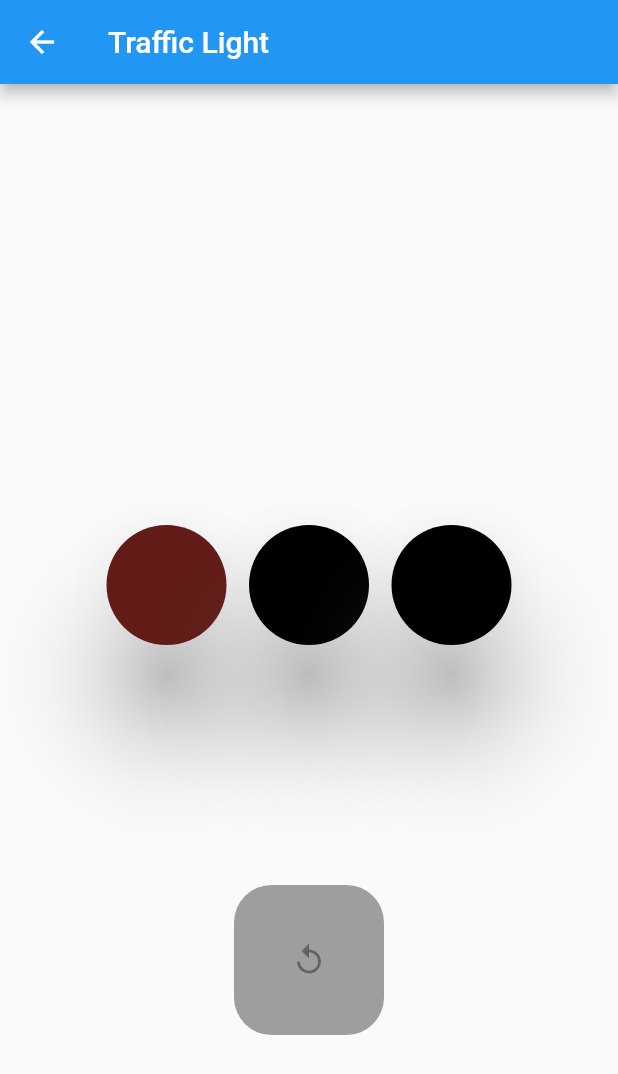
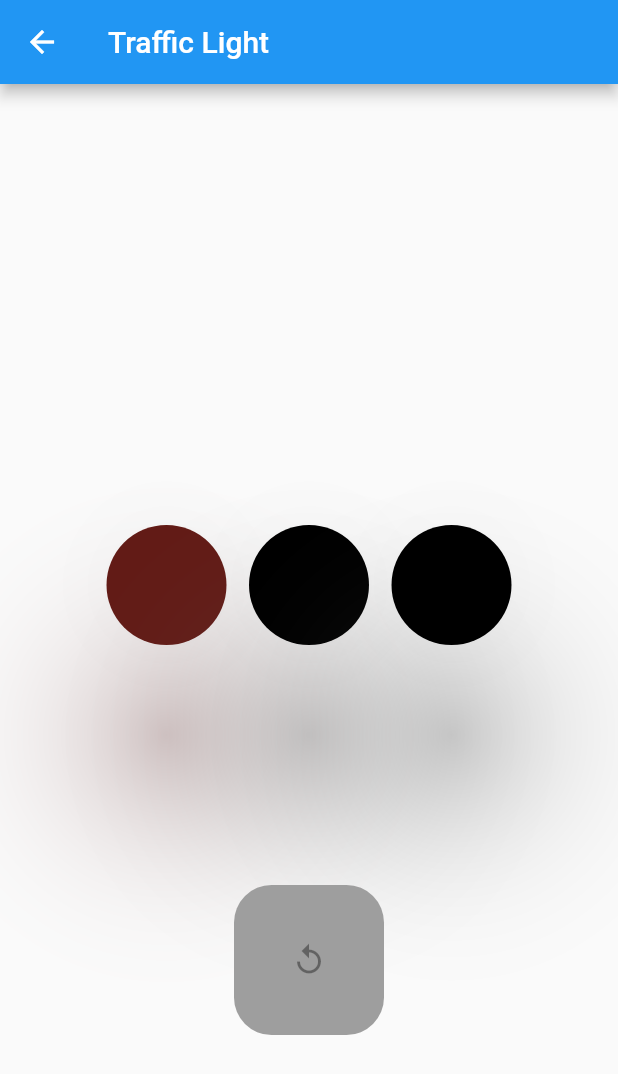
Before and after one commit to gyakhoe/flutter_animation, a Flutter app: the TrafficLight screen opened by its route, after a tap on the "replay" icon, on a phone screen of 412 x 824 dp. Shown: the top 1074 px of the screen. Run offline on Flutter 3.47's test engine with Material 2 defaults, Android fonts, the phone set to English and light mode, and no system bars.

Commit message:
completed implicit animation example

```diff
--- a/lib/common/random_numbers.dart
+++ b/lib/common/random_numbers.dart
@@ -5,3 +5,9 @@ double randomBarChartHeight() {
   double randomDouble = random.nextDouble();
   return 350 * randomDouble;
 }
+
+double randomPositionValue() {
+  Random random = Random();
+  double randomDouble = random.nextDouble();
+  return 200 * randomDouble;
+}
--- a/lib/common/routes.dart
+++ b/lib/common/routes.dart
@@ -2,6 +2,7 @@ import 'package:flutter/material.dart';
 import 'package:flutter_animation/implicit_animation/implicit_animation_screens.dart';
 import 'package:flutter_animation/implicit_animation/opacity_animation.dart';
 import 'package:flutter_animation/implicit_animation/physical_modal_animation.dart';
+import 'package:flutter_animation/implicit_animation/position_animation.dart';
 import 'package:flutter_animation/implicit_animation/text_style_animation.dart';
 import 'package:flutter_animation/implicit_animation/traffic_light.dart';
 import 'package:flutter_animation/main.dart';
@@ -17,6 +18,7 @@ class Routes {
   static String opacityAnimation = '/implicit/opacity-animation';
   static String physicalModalAnimation = '/implicit/physical-modal-animation';
   static String trifficLightAnimation = '/implicit/traffic-light-animation';
+  static String positionAnimation = '/implicit/position-animation';
 
   static Map<String, WidgetBuilder> routeMap = {
     Routes.homePage: (context) => MyHomePage(title: 'Flutter Animation'),
@@ -28,5 +30,6 @@ class Routes {
     Routes.opacityAnimation: (context) => OpacityAnimation(),
     Routes.physicalModalAnimation: (context) => PhysicalModalAnimation(),
     Routes.trifficLightAnimation: (context) => TrafficLight(),
+    Routes.positionAnimation: (context) => PositionAnimation(),
   };
 }
--- a/lib/implicit_animation/traffic_light.dart
+++ b/lib/implicit_animation/traffic_light.dart
@@ -11,18 +11,21 @@ class TrafficLight extends StatefulWidget {
 }
 
 class _TrafficLightState extends State<TrafficLight> {
-  Color _offShadowColor = Colors.grey;
-  Color _offColor = Colors.black;
+  final Color _offShadowColor = Colors.grey;
+  final Color _offColor = Colors.black;
   Duration _duration = Duration(milliseconds: 500);
-  double _elevation = 30;
+  double _elevation = 50;
 
-  var _light1 = Colors.red;
-  var _light2 = Colors.orange;
-  var _light3 = Colors.green;
+  final _light1 = Colors.red;
+  final _shadow1 = Colors.redAccent;
+  final _light2 = Colors.orange;
+  final _shadow2 = Colors.orangeAccent;
+  final _light3 = Colors.green;
+  final _shadow3 = Colors.greenAccent;
 
   var _isFirstOn = false;
   var _isSecondOn = false;
-  var _isThridOn = false;
+  var _isThirdOn = false;
 
   var _enableButton = true;
 
@@ -47,7 +50,7 @@ class _TrafficLightState extends State<TrafficLight> {
             children: <Widget>[
               Align(
                 child: AnimatedPhysicalModel(
-                  shadowColor: _offShadowColor,
+                  shadowColor: _isFirstOn ? _shadow1 : _offShadowColor,
                   duration: _duration,
                   elevation: _elevation,
                   shape: BoxShape.circle,
@@ -57,7 +60,7 @@ class _TrafficLightState extends State<TrafficLight> {
               ),
               Align(
                 child: AnimatedPhysicalModel(
-                  shadowColor: _offShadowColor,
+                  shadowColor: _isSecondOn ? _shadow2 : _offShadowColor,
                   duration: _duration,
                   elevation: _elevation,
                   shape: BoxShape.circle,
@@ -67,11 +70,11 @@ class _TrafficLightState extends State<TrafficLight> {
               ),
               Align(
                 child: AnimatedPhysicalModel(
-                  shadowColor: _offShadowColor,
+                  shadowColor: _isThirdOn ? _shadow3 : _offShadowColor,
                   duration: _duration,
                   elevation: _elevation,
                   shape: BoxShape.circle,
-                  color: _isThridOn ? _light3 : _offColor,
+                  color: _isThirdOn ? _light3 : _offColor,
                   child: _child,
                 ),
               ),
@@ -88,17 +91,17 @@ class _TrafficLightState extends State<TrafficLight> {
 
   void _startTrafficLight() {
     _enableButton = false;
-    if (_isFirstOn && _isSecondOn && _isThridOn) {
+    if (_isFirstOn && _isSecondOn && _isThirdOn) {
       setState(() {
         _isFirstOn = false;
         _isSecondOn = false;
-        _isThridOn = false;
+        _isThirdOn = false;
       });
     }
 
     Timer.periodic(Duration(seconds: 1), (timer) {
       setState(() {
-        if (_isFirstOn && _isSecondOn && _isThridOn) {
+        if (_isFirstOn && _isSecondOn && _isThirdOn) {
           print('all are on');
           timer.cancel();
         }
@@ -108,9 +111,9 @@ class _TrafficLightState extends State<TrafficLight> {
         } else if (!_isSecondOn) {
           print('turing 2');
           _isSecondOn = true;
-        } else if (!_isThridOn) {
+        } else if (!_isThirdOn) {
           print('turing 3');
-          _isThridOn = true;
+          _isThirdOn = true;
         } else {
           _enableButton = true;
         }
--- a/lib/main.dart
+++ b/lib/main.dart
@@ -82,6 +82,11 @@ class MyHomePage extends StatelessWidget {
               routeName: Routes.trifficLightAnimation,
               buttonName: 'Traffic Light Animgation',
             ),
+            _animationScreenRouteButton(
+              context: context,
+              routeName: Routes.positionAnimation,
+              buttonName: 'Position Animation',
+            ),
           ],
         ),
       ),
```
Also changed, not shown: lib/implicit_animation/position_animation.dart (added, +43 -0 lines).
